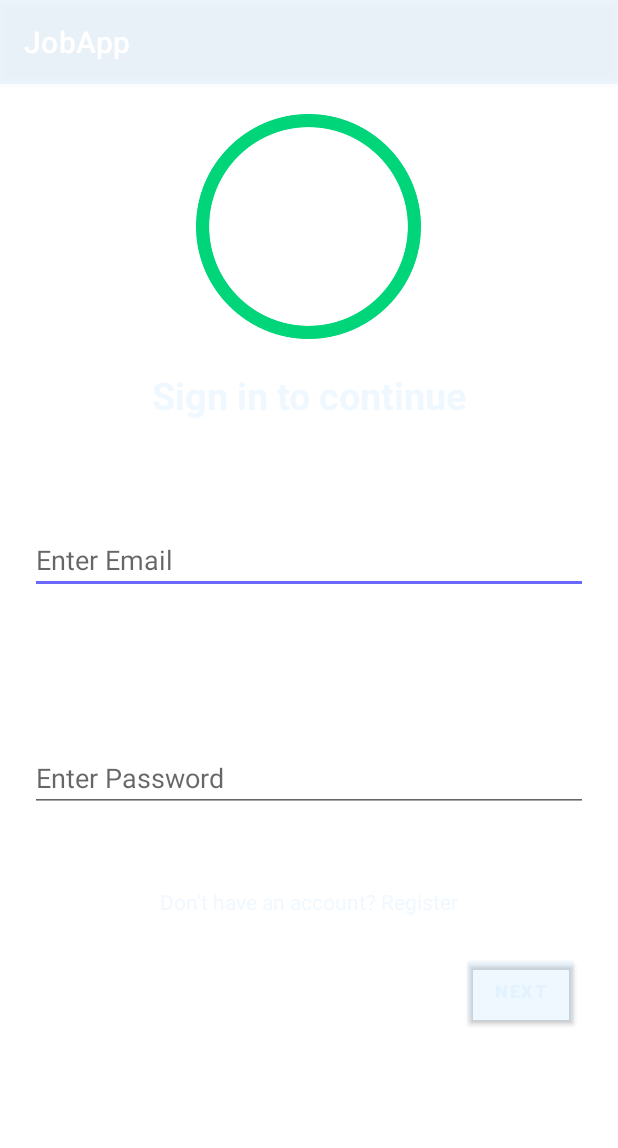
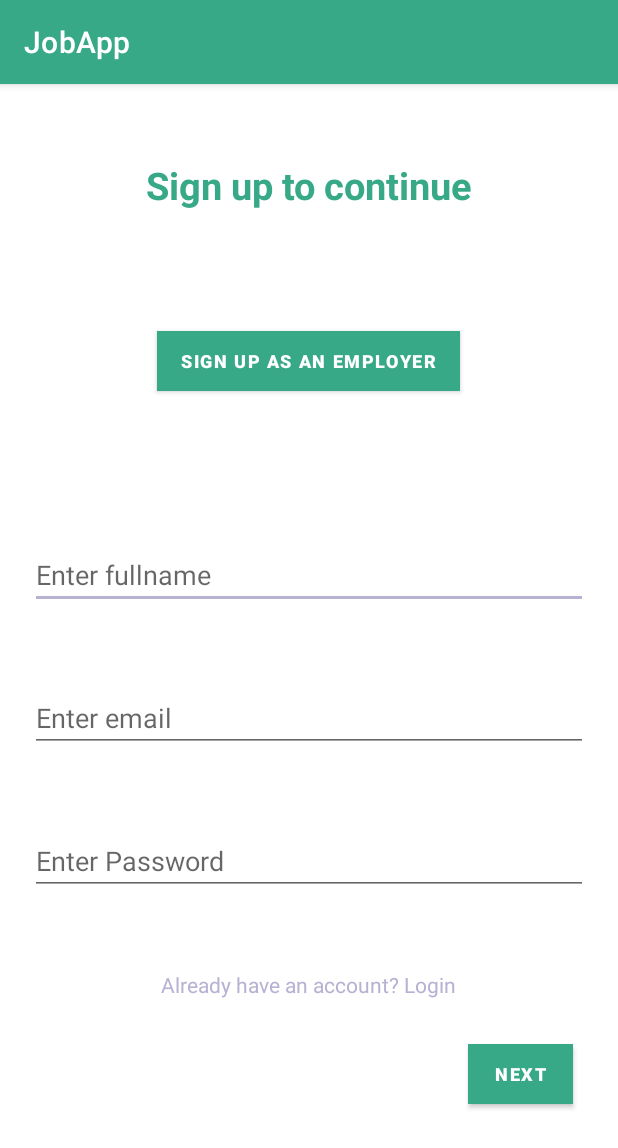
Before and after one commit to SKS246/Stonehill-Hackathon-App, an Android app: the screen it shows after launch (LoginActivity before the commit, RegistrationActivity after it), after a tap on "Don't have an account? Register", on a phone screen of 412 x 824 dp. Shown: the top 1148 px of the screen. Run offline under Robolectric (Android 15) with nearby library versions, the phone set to English and light mode, and no system bars; our stand-ins replace Firebase (no records; nobody signed in at launch, a user with empty details on screens opened directly); Roboto replaces fonts that are not available here.

Commit message:
Firebase Login + RegistrationActivity commit

```diff
--- a/app/src/main/AndroidManifest.xml
+++ b/app/src/main/AndroidManifest.xml
@@ -9,6 +9,12 @@
         android:roundIcon="@mipmap/ic_launcher_round"
         android:supportsRtl="true"
         android:theme="@style/Theme.JobApp">
+        <activity
+            android:name=".RegistrationActivity"
+            android:exported="false" />
+        <activity
+            android:name=".HomeActivity"
+            android:exported="false" />
         <activity
             android:name=".ListActivity"
             android:exported="false" />
--- /dev/null
+++ b/app/src/main/java/com/test/jobapp/HomeActivity.java
@@ -0,0 +1,14 @@
+package com.test.jobapp;
+
+import androidx.appcompat.app.AppCompatActivity;
+
+import android.os.Bundle;
+
+public class HomeActivity extends AppCompatActivity {
+
+    @Override
+    protected void onCreate(Bundle savedInstanceState) {
+        super.onCreate(savedInstanceState);
+        setContentView(R.layout.activity_home);
+    }
+}
--- a/app/src/main/java/com/test/jobapp/LoginActivity.java
+++ b/app/src/main/java/com/test/jobapp/LoginActivity.java
@@ -42,11 +42,11 @@ public class LoginActivity extends AppCompatActivity {
             @Override
             public void onAuthStateChanged(@NonNull FirebaseAuth firebaseAuth) {
                 FirebaseUser user = mAuth.getCurrentUser();
-//                if(user != null){
-//                    Intent intent = new Intent(LoginActivity.this, HomeActivity.class);
-//                    startActivity(intent);
-//                    finish();
-//                }
+                if(user != null){
+                    Intent intent = new Intent(LoginActivity.this, HomeActivity.class);
+                    startActivity(intent);
+                    finish();
+                }
             }
         };
 
@@ -60,9 +60,9 @@ public class LoginActivity extends AppCompatActivity {
         question.setOnClickListener(new View.OnClickListener() {
             @Override
             public void onClick(View v) {
-//                Intent intent = new Intent(LoginActivity.this, RegistrationActivity.class);
-//                startActivity(intent);
-//                finish();
+                Intent intent = new Intent(LoginActivity.this, RegistrationActivity.class);
+                startActivity(intent);
+                finish();
             }
         });
 
@@ -87,9 +87,9 @@ public class LoginActivity extends AppCompatActivity {
                         public void onComplete(@NonNull Task<AuthResult> task) {
                             if(task.isSuccessful()){
                                 Toast.makeText(LoginActivity.this, "Logged in!", Toast.LENGTH_SHORT).show();
-//                                Intent intent = new Intent(LoginActivity.this, HomeActivity.class);
-//                                startActivity(intent);
-//                                finish();
+                                Intent intent = new Intent(LoginActivity.this, HomeActivity.class);
+                                startActivity(intent);
+                                finish();
                             }else{
                                 Toast.makeText(LoginActivity.this, "Login Failed" + task.getException().toString(), Toast.LENGTH_SHORT).show();
                             }
--- /dev/null
+++ b/app/src/main/java/com/test/jobapp/RegistrationActivity.java
@@ -0,0 +1,123 @@
+package com.test.jobapp;
+
+import androidx.annotation.NonNull;
+import androidx.appcompat.app.AppCompatActivity;
+
+import android.app.ProgressDialog;
+import android.content.Intent;
+import android.os.Bundle;
+import android.text.TextUtils;
+import android.view.View;
+import android.widget.Button;
+import android.widget.EditText;
+import android.widget.TextView;
+import android.widget.Toast;
+
+import com.google.android.gms.tasks.OnCompleteListener;
+import com.google.android.gms.tasks.Task;
+import com.google.firebase.auth.AuthResult;
+import com.google.firebase.auth.FirebaseAuth;
+import com.google.firebase.database.DatabaseReference;
+import com.google.firebase.database.FirebaseDatabase;
+
+import java.util.HashMap;
+import java.util.Map;
+
+public class RegistrationActivity extends AppCompatActivity {
+
+    private EditText fullname, email, password;
+    private Button register;
+    private TextView question;
+
+    private FirebaseAuth mAuth;
+    private DatabaseReference reference;
+    private ProgressDialog loader;
+    private String onlineUserID = "";
+
+    @Override
+    protected void onCreate(Bundle savedInstanceState) {
+        super.onCreate(savedInstanceState);
+        setContentView(R.layout.activity_registration);
+
+        fullname = findViewById(R.id.fullname);
+        email = findViewById(R.id.regEmail);
+        password = findViewById(R.id.regPassword);
+
+        register = findViewById(R.id.regButton);
+        question = findViewById(R.id.LoginQ);
+
+        mAuth = FirebaseAuth.getInstance();
+        loader = new ProgressDialog(this);
+
+        question.setOnClickListener(new View.OnClickListener() {
+            @Override
+            public void onClick(View v) {
+                Intent intent = new Intent(RegistrationActivity.this, LoginActivity.class);
+                startActivity(intent);
+                finish();
+            }
+        });
+
+        register.setOnClickListener(new View.OnClickListener() {
+            @Override
+            public void onClick(View v) {
+                String fullName = fullname.getText().toString();
+                String Email = email.getText().toString();
+                String PassText = password.getText().toString();
+
+                if (TextUtils.isEmpty(fullName)){
+                    fullname.setError("Name is necessary");
+                }
+                if (TextUtils.isEmpty(Email)){
+                    email.setError("Email is necessary");
+                }
+                if (TextUtils.isEmpty(PassText)){
+                    password.setError("Password is necessary");
+                }
+
+                else{
+                    loader.setMessage("Registration in progress");
+                    loader.setCanceledOnTouchOutside(false);
+                    loader.show();
+
+                    mAuth.createUserWithEmailAndPassword(Email, PassText).addOnCompleteListener(new OnCompleteListener<AuthResult>() {
+                        @Override
+                        public void onComplete(@NonNull Task<AuthResult> task) {
+                            if(!task.isSuccessful()){
+                                Toast.makeText(RegistrationActivity.this, "Registration Failed" + task.getException().toString(), Toast.LENGTH_SHORT).show();
+                            }else {
+                                Toast.makeText(RegistrationActivity.this, "Registration Success", Toast.LENGTH_SHORT).show();
+
+                                onlineUserID = mAuth.getCurrentUser().getUid();
+                                reference = FirebaseDatabase.getInstance().getReference().child("users").child(onlineUserID);
+                                Map hashMap = new HashMap();
+                                hashMap.put("username", Email);
+                                hashMap.put("fullname", fullName);
+                                hashMap.put("id", onlineUserID);
+                                reference.updateChildren(hashMap).addOnCompleteListener(new OnCompleteListener() {
+                                    @Override
+                                    public void onComplete(@NonNull Task task) {
+                                        if (task.isSuccessful()){
+                                            Toast.makeText(RegistrationActivity.this, "Details set Successfully", Toast.LENGTH_SHORT).show();
+                                        }else {
+                                            Toast.makeText(RegistrationActivity.this, "Data failed to upload" + task.getException().toString(), Toast.LENGTH_SHORT).show();
+                                        }
+
+                                        finish();
+                                        loader.dismiss();
+                                    }
+                                });
+
+                                Intent intent = new Intent(RegistrationActivity.this, HomeActivity.class);
+                                startActivity(intent);
+                                finish();
+                                loader.dismiss();
+                                return;
+                            }
+                        }
+                    });
+                }
+            }
+        });
+    }
+}
--- /dev/null
+++ b/app/src/main/res/layout/activity_home.xml
@@ -0,0 +1,9 @@
+<?xml version="1.0" encoding="utf-8"?>
+<androidx.constraintlayout.widget.ConstraintLayout xmlns:android="http://schemas.android.com/apk/res/android"
+    xmlns:app="http://schemas.android.com/apk/res-auto"
+    xmlns:tools="http://schemas.android.com/tools"
+    android:layout_width="match_parent"
+    android:layout_height="match_parent"
+    tools:context=".HomeActivity">
+
+</androidx.constraintlayout.widget.ConstraintLayout>
--- /dev/null
+++ b/app/src/main/res/layout/activity_registration.xml
@@ -0,0 +1,85 @@
+<?xml version="1.0" encoding="utf-8"?>
+<LinearLayout xmlns:android="http://schemas.android.com/apk/res/android"
+    xmlns:app="http://schemas.android.com/apk/res-auto"
+    xmlns:tools="http://schemas.android.com/tools"
+    android:layout_width="match_parent"
+    android:layout_height="match_parent"
+    android:orientation="vertical"
+    tools:context=".RegistrationActivity">
+
+    <TextView
+        android:layout_width="match_parent"
+        android:layout_height="wrap_content"
+        android:text="Sign up to continue"
+        android:textSize="25sp"
+        android:textStyle="bold"
+        android:textColor="@color/theme1"
+        android:gravity="center"
+        android:layout_marginHorizontal="20dp"
+        android:layout_marginVertical="50dp"/>
+
+    <Button
+        android:id="@+id/emplButton"
+        android:text="Sign up as an employer"
+        android:textSize="12dp"
+        android:textStyle="bold"
+        android:textColor="@color/white"
+        android:background="@color/white"
+        android:layout_width="wrap_content"
+        android:layout_height="40dp"
+        android:layout_gravity="center"
+        android:layout_marginVertical="30dp"
+        android:layout_marginHorizontal="30dp"/>
+
+    <EditText
+        android:id="@+id/fullname"
+        android:layout_width="match_parent"
+        android:layout_height="wrap_content"
+        android:hint="Enter fullname"
+        android:layout_marginTop="70dp"
+        android:layout_marginHorizontal="20dp"
+        android:textColor="@color/theme2"/>
+
+    <EditText
+        android:id="@+id/regEmail"
+        android:layout_width="match_parent"
+        android:layout_height="wrap_content"
+        android:hint="Enter email"
+        android:layout_marginTop="50dp"
+        android:layout_marginHorizontal="20dp"
+        android:textColor="@color/theme2"/>
+
+    <EditText
+        android:id="@+id/regPassword"
+        android:layout_width="match_parent"
+        android:layout_height="wrap_content"
+        android:hint="Enter Password"
+        android:layout_marginTop="50dp"
+        android:layout_marginHorizontal="20dp"
+        android:textColor="@color/theme2"
+        android:inputType="textPassword"/>
+
+    <TextView
+        android:id="@+id/LoginQ"
+        android:layout_width="wrap_content"
+        android:layout_height="wrap_content"
+        android:text="Already have an account? Login"
+        android:layout_marginTop="50dp"
+        android:layout_marginHorizontal="20dp"
+        android:layout_gravity="center"
+        android:textColor="@color/theme2"/>
+
+    <Button
+        android:id="@+id/regButton"
+        android:text="Next"
+        android:textSize="12dp"
+        android:textStyle="bold"
+        android:textColor="@color/white"
+        android:background="@color/white"
+        android:layout_width="70dp"
+        android:layout_height="40dp"
+        android:layout_gravity="bottom|end"
+        android:layout_marginVertical="30dp"
+        android:layout_marginHorizontal="30dp"/>
+
+</LinearLayout>
--- a/app/src/main/res/values/colors.xml
+++ b/app/src/main/res/values/colors.xml
@@ -7,7 +7,7 @@
     <color name="teal_700">#FF018786</color>
     <color name="black">#FF000000</color>
     <color name="white">#FFFFFFFF</color>
-    <color name="theme1">#2DA8D8FF</color>
-    <color name="theme2">#d9514eff</color>
-    <color name="theme3">#2a2b2dff</color>
+    <color name="theme1">#37a987</color>
+    <color name="theme2">#b7b1d2</color>
+    <color name="theme3">#4b3d84</color>
 </resources>
```
